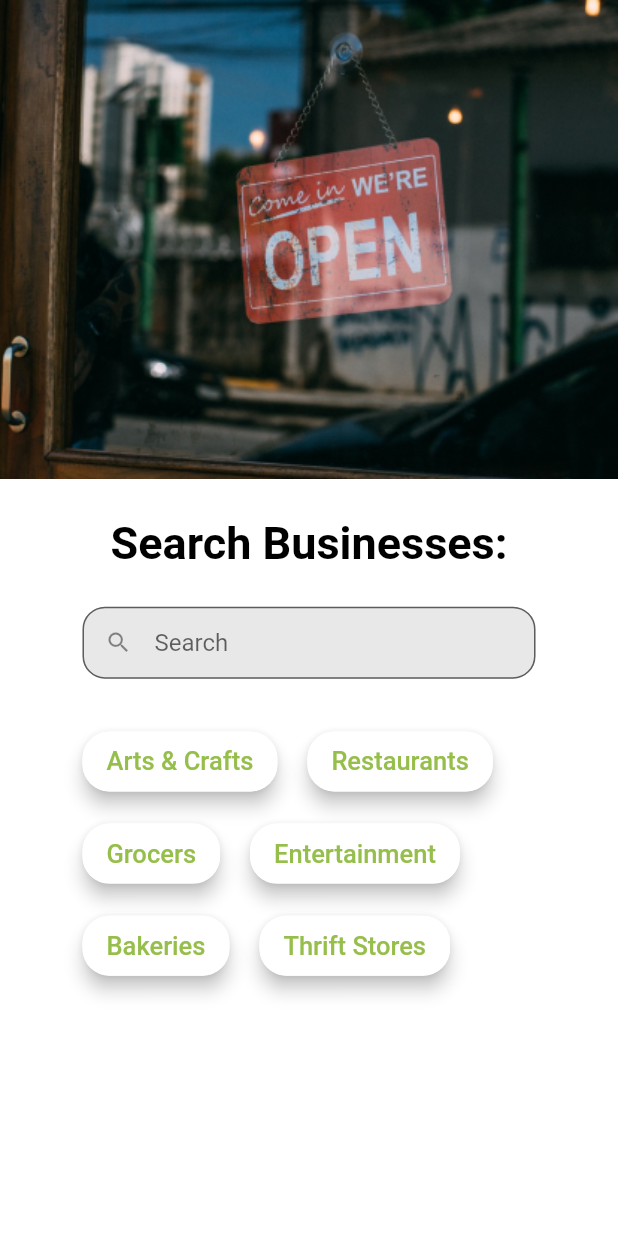
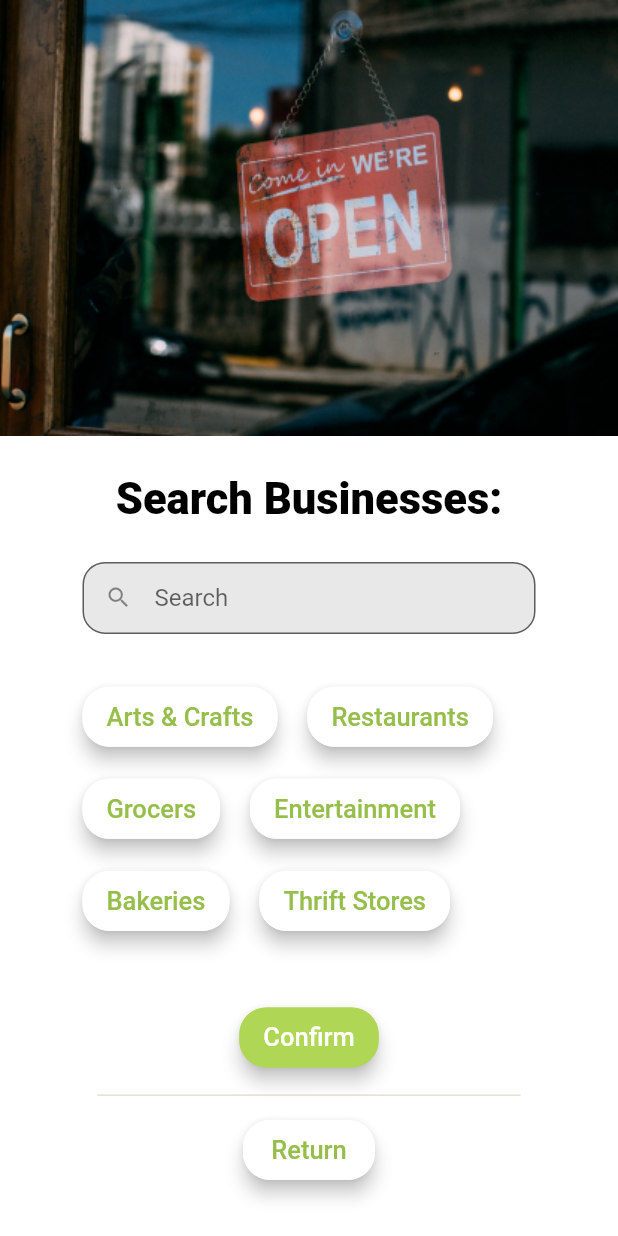
Before and after one commit to ivanmudarth/Lokal, a Flutter app: the screen it shows after launch, on a phone screen of 412 x 824 dp. Run offline on Flutter 3.47's test engine with Material 2 defaults, Android fonts, the phone set to English and light mode, and no system bars; Roboto replaces fonts that are missing (SF Pro Display).

Commit message:
add final buttons

```diff
--- a/lokal/lib/main.dart
+++ b/lokal/lib/main.dart
@@ -13,8 +13,7 @@ class MyApp extends StatelessWidget {
     return MaterialApp(
       title: 'Lokal App',
       theme: ThemeData(
-        primarySwatch: Colors.blue,
-      ),
+          primarySwatch: Colors.blue, fontFamily: ""), // SF Pro Display
       //home: HomePage(), // uncomment to display page
       home: SearchPage(),
     );
--- a/lokal/lib/search.dart
+++ b/lokal/lib/search.dart
@@ -38,10 +38,10 @@ class SearchPage extends StatelessWidget {
               text: TextSpan(
                   text: 'Search Businesses:',
                   style: TextStyle(
-                    fontSize: 30,
+                    fontSize: 29,
                     fontFamily: "SF Pro Display",
                     color: Colors.black,
-                    fontWeight: FontWeight.w700,
+                    fontWeight: FontWeight.w900,
                     //color: Color(0xff96BE4B)),
                   )),
             ),
@@ -66,7 +66,7 @@ class SearchPage extends StatelessWidget {
               height: 25,
             ),
             SizedBox(
-                height: 500,
+                height: 190,
                 child: GridView.count(
                   // padding: EdgeInsets.zero,
                   crossAxisCount: 1,
@@ -81,6 +81,35 @@ class SearchPage extends StatelessWidget {
                       ]),
                   ],
                 )),
+            SizedBox(height: 30),
+            Column(
+              children: [
+                ButtonTheme(
+                  height: 40,
+                  child: RaisedButton(
+                    shape: RoundedRectangleBorder(
+                        borderRadius: BorderRadius.circular(18.0),
+                        side: BorderSide(color: Color(0xffAFD755))),
+                    onPressed: () {},
+                    elevation: 5,
+                    color: Color(0xffAFD755),
+                    textColor: Colors.white,
+                    child: Text("Confirm", style: TextStyle(fontSize: 17)),
+                  ),
+                ),
+                SizedBox(height: 14),
+                Padding(
+                  padding: EdgeInsets.symmetric(horizontal: 10.0),
+                  child: Container(
+                    height: 1.0,
+                    width: 290.0,
+                    color: Color(0xffe0e0d1),
+                  ),
+                ),
+                SizedBox(height: 12),
+                CategoryButton(text: "Return")
+              ],
+            )
           ]),
         )
       ],
```
Also changed, not shown: lokal/assets/images/store-front.png.
